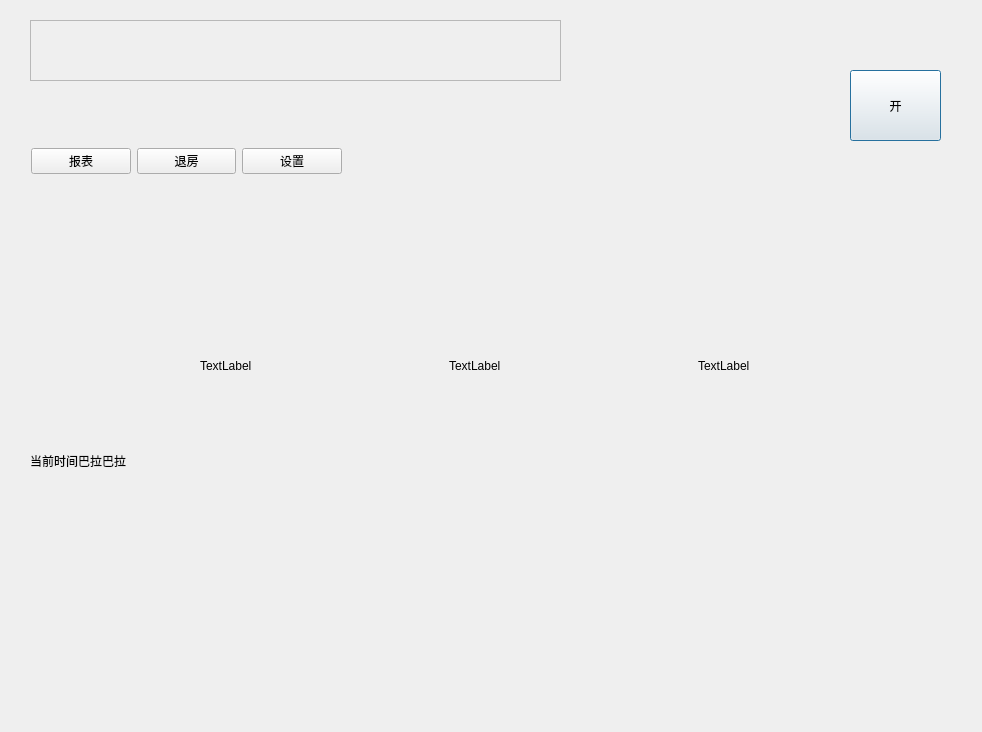
Before: the Qt Designer form server.ui in demoOS-BUPT/demoSE, drawn with Qt 5.
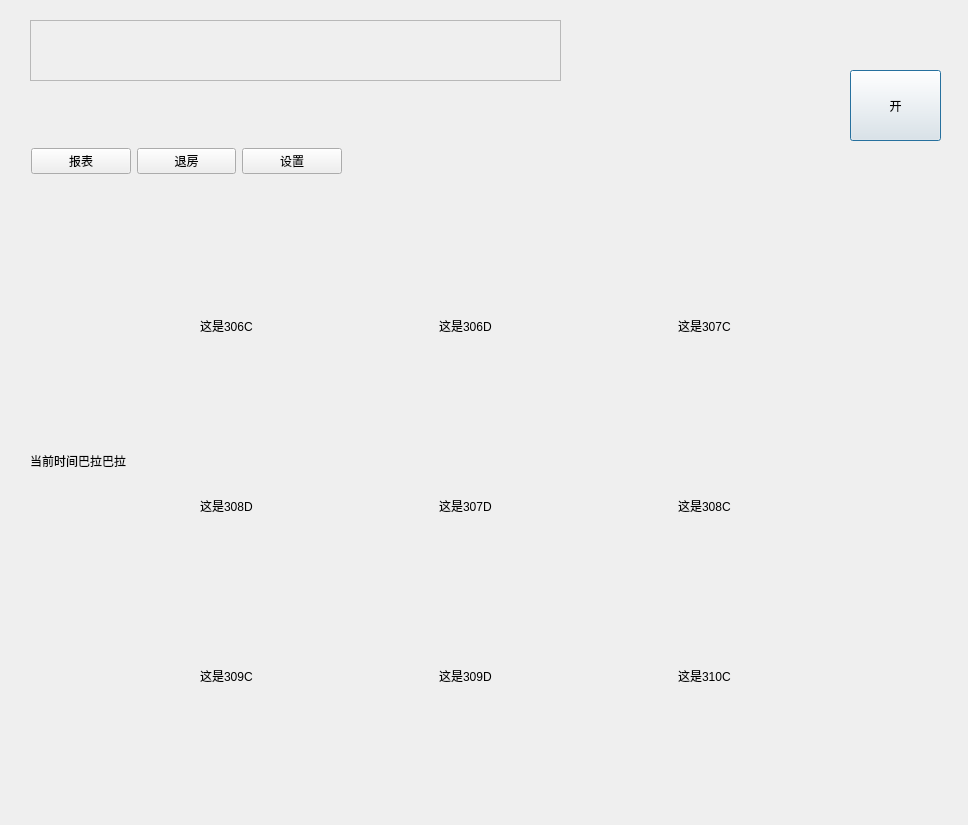
After: the same form once the commit is applied.

```diff
--- a/server.ui
+++ b/server.ui
@@ -6,8 +6,8 @@
    <rect>
     <x>0</x>
     <y>0</y>
-    <width>982</width>
-    <height>732</height>
+    <width>968</width>
+    <height>825</height>
    </rect>
   </property>
   <property name="windowTitle">
@@ -48,29 +48,29 @@
     <rect>
      <x>200</x>
      <y>240</y>
-     <width>741</width>
-     <height>251</height>
+     <width>711</width>
+     <height>171</height>
     </rect>
    </property>
    <layout class="QHBoxLayout" name="horizontalLayout_2">
     <item>
      <widget class="QLabel" name="s1Lab">
       <property name="text">
-       <string>TextLabel</string>
+       <string>这是306C</string>
       </property>
      </widget>
     </item>
     <item>
      <widget class="QLabel" name="s2Lab">
       <property name="text">
-       <string>TextLabel</string>
+       <string>这是306D</string>
       </property>
      </widget>
     </item>
     <item>
      <widget class="QLabel" name="s3Lab">
       <property name="text">
-       <string>TextLabel</string>
+       <string>这是307C</string>
       </property>
      </widget>
     </item>
@@ -102,7 +102,7 @@
     <string>开</string>
    </property>
   </widget>
-  <widget class="QWidget" name="">
+  <widget class="QWidget" name="layoutWidget">
    <property name="geometry">
     <rect>
      <x>31</x>
@@ -135,6 +135,72 @@
     </item>
    </layout>
   </widget>
+  <widget class="QWidget" name="layoutWidget_2">
+   <property name="geometry">
+    <rect>
+     <x>200</x>
+     <y>420</y>
+     <width>711</width>
+     <height>171</height>
+    </rect>
+   </property>
+   <layout class="QHBoxLayout" name="horizontalLayout_4">
+    <item>
+     <widget class="QLabel" name="D308Lab">
+      <property name="text">
+       <string>这是308D</string>
+      </property>
+     </widget>
+    </item>
+    <item>
+     <widget class="QLabel" name="D307Lab">
+      <property name="text">
+       <string>这是307D</string>
+      </property>
+     </widget>
+    </item>
+    <item>
+     <widget class="QLabel" name="C308Lab">
+      <property name="text">
+       <string>这是308C</string>
+      </property>
+     </widget>
+    </item>
+   </layout>
+  </widget>
+  <widget class="QWidget" name="layoutWidget_3">
+   <property name="geometry">
+    <rect>
+     <x>200</x>
+     <y>590</y>
+     <width>711</width>
+     <height>171</height>
+    </rect>
+   </property>
+   <layout class="QHBoxLayout" name="horizontalLayout_5">
+    <item>
+     <widget class="QLabel" name="C309Lab">
+      <property name="text">
+       <string>这是309C</string>
+      </property>
+     </widget>
+    </item>
+    <item>
+     <widget class="QLabel" name="D309Lab">
+      <property name="text">
+       <string>这是309D</string>
+      </property>
+     </widget>
+    </item>
+    <item>
+     <widget class="QLabel" name="C310Lab">
+      <property name="text">
+       <string>这是310C</string>
+      </property>
+     </widget>
+    </item>
+   </layout>
+  </widget>
  </widget>
  <resources/>
  <connections/>
```
Left out of the diff: 8 changed lines with no effect on the pictures.
